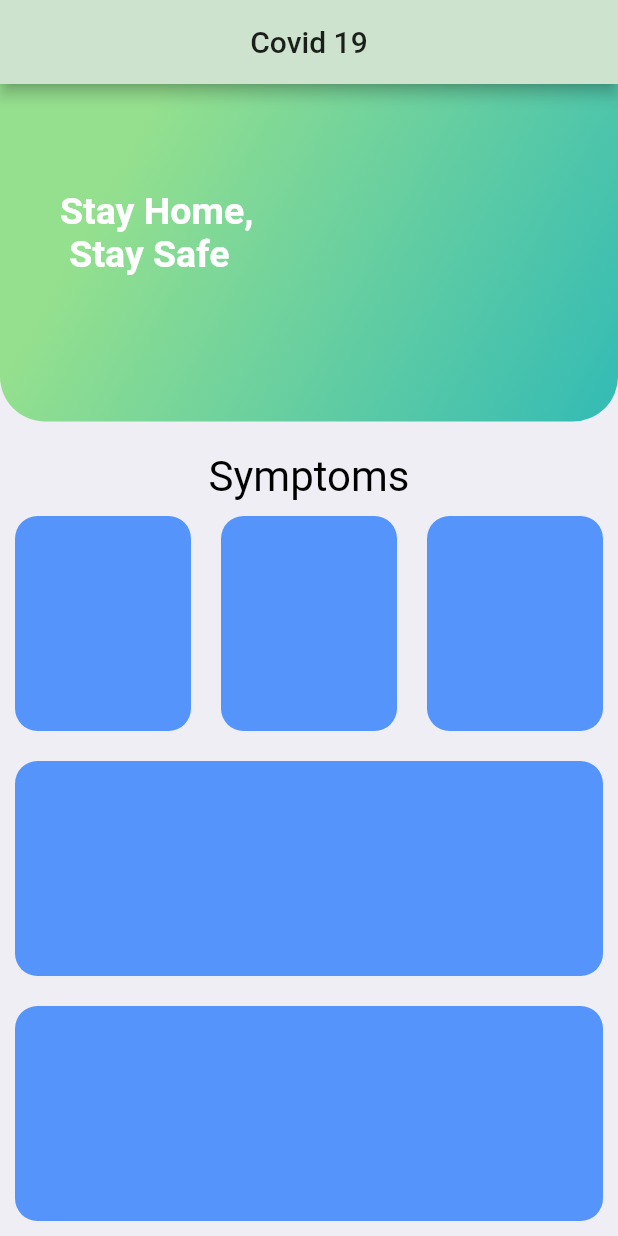
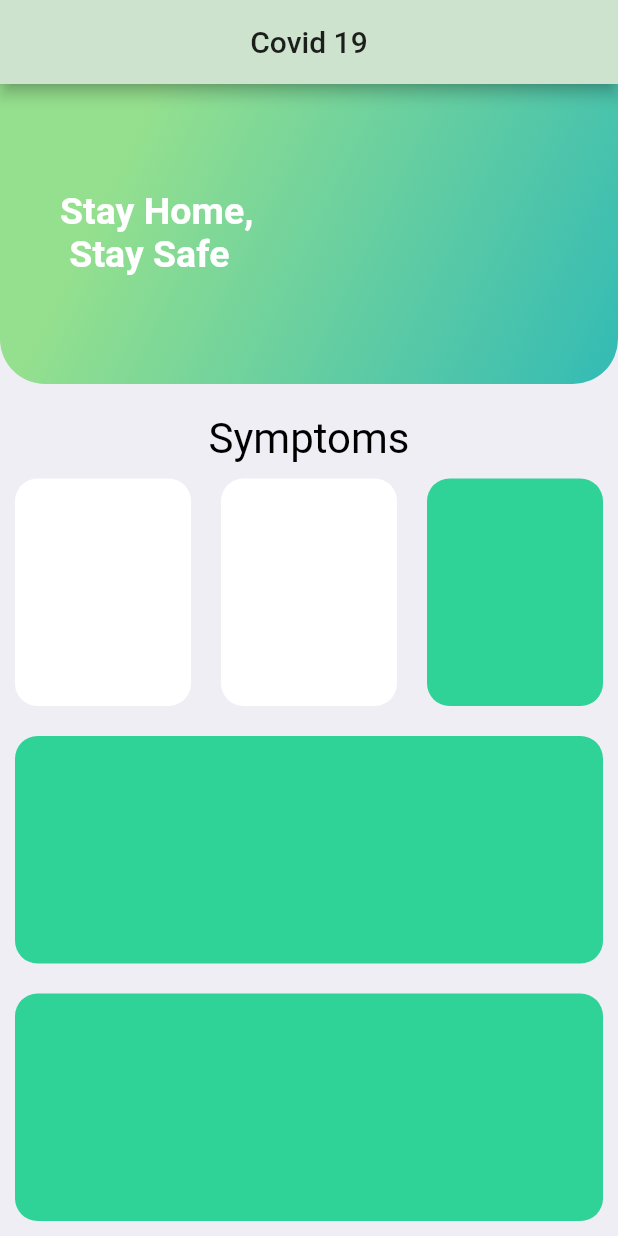
Before and after one commit to FahimMuntashir/Covid19-FlutterUI, a Flutter app: the screen it shows after launch, on a phone screen of 412 x 824 dp. Run offline on Flutter 3.47's test engine with Material 2 defaults, Android fonts, the phone set to English and light mode, and no system bars; Roboto replaces fonts that are missing (Helvetica).

Commit message:
add page

```diff
--- a/lib/main.dart
+++ b/lib/main.dart
@@ -1,6 +1,7 @@
 import 'package:flutter/material.dart';
 
 import 'constraints.dart';
+import 'headache.dart';
 
 void main() => runApp(MyApp());
 
@@ -38,7 +39,7 @@ class _MyHomePageState extends State<MyHomePage> {
           children: <Widget>[
             Container(
               padding: EdgeInsets.all(40),
-              constraints: BoxConstraints.expand(height: 225),
+              constraints: BoxConstraints.expand(height: 200),
               decoration: BoxDecoration(
                   gradient: new LinearGradient(
                       colors: [lightBlueIsh, lightGreen],
@@ -74,16 +75,53 @@ class _MyHomePageState extends State<MyHomePage> {
                 ),
               ),
             ),
-           Expanded(child: Row(
-             children: <Widget>[
-               Expanded(child: ReusableCard()),
-               Expanded(child: ReusableCard(),),
-               Expanded(child: ReusableCard()),
-
-             ],
-           ),),
-           Expanded(child: ReusableCard(),),
-           Expanded(child: ReusableCard()),
+            Expanded(
+              child: Row(
+                children: <Widget>[
+                  Expanded(
+                    child: GestureDetector(
+                      onTap: () {
+                        Navigator.push(
+                          context,
+                          MaterialPageRoute(
+                            builder: (context) {
+                              return Headache();
+                            },
+                          ),
+                        );
+                      },
+                      child: ReusableCard(
+                        colour: Color(0xFFFFFFFF),
+                        cardChild: Text(
+                          'hey',
+                          style: TextStyle(
+                            color: Colors.black,
+                          ),
+                        ),
+                      ),
+                    ),
+                  ),
+                  Expanded(
+                    child: ReusableCard(
+                      colour: Color(0xFFFFFFFF),
+                    ),
+                  ),
+                  Expanded(
+                      child: ReusableCard(
+                    colour: Color(0xFF30D397),
+                  )),
+                ],
+              ),
+            ),
+            Expanded(
+              child: ReusableCard(
+                colour: Color(0xFF30D397),
+              ),
+            ),
+            Expanded(
+                child: ReusableCard(
+              colour: Color(0xFF30D397),
+            )),
           ],
         ),
       ),
@@ -92,16 +130,16 @@ class _MyHomePageState extends State<MyHomePage> {
 }
 
 class ReusableCard extends StatelessWidget {
-  const ReusableCard({
-    Key key,
-  }) : super(key: key);
+  ReusableCard({@required this.cardChild, this.colour});
+  final Widget cardChild;
+  final Color colour;
 
   @override
   Widget build(BuildContext context) {
     return Container(
       margin: EdgeInsets.all(10.0),
       decoration: BoxDecoration(
-        color: Color(0xFF5494FB),
+        color: colour,
         borderRadius: BorderRadius.circular(15.0),
       ),
     );
```
Also changed, not shown: lib/headache.dart (added, +26 -0 lines).
